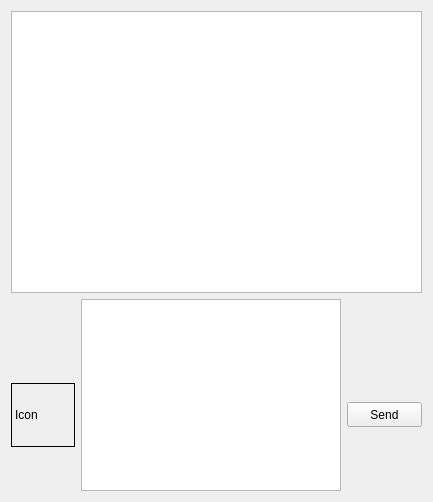
The window that ui/messenger.ui (GoCodingIcreated/VKMessenger) describes before a commit, drawn with Qt 5.
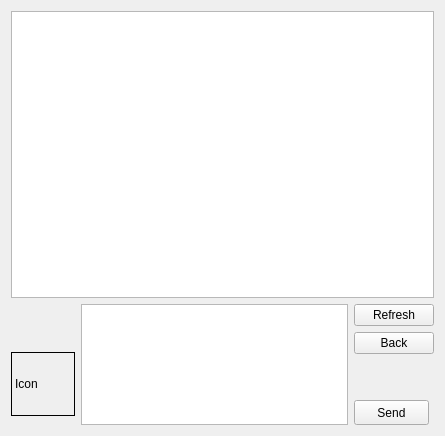
The same window after the commit.

Patch:
```diff
--- a/ui/messenger.ui
+++ b/ui/messenger.ui
@@ -6,26 +6,26 @@
    <rect>
     <x>0</x>
     <y>0</y>
-    <width>433</width>
-    <height>502</height>
+    <width>445</width>
+    <height>436</height>
    </rect>
   </property>
   <property name="sizePolicy">
-   <sizepolicy hsizetype="Fixed" vsizetype="Fixed">
+   <sizepolicy hsizetype="Minimum" vsizetype="Minimum">
     <horstretch>0</horstretch>
     <verstretch>0</verstretch>
    </sizepolicy>
   </property>
   <property name="minimumSize">
    <size>
-    <width>433</width>
-    <height>502</height>
+    <width>445</width>
+    <height>430</height>
    </size>
   </property>
   <property name="maximumSize">
    <size>
-    <width>433</width>
-    <height>502</height>
+    <width>445</width>
+    <height>440</height>
    </size>
   </property>
   <property name="windowTitle">
@@ -37,7 +37,7 @@
      <item>
       <widget class="QListWidget" name="listWidget">
        <property name="sizePolicy">
-        <sizepolicy hsizetype="Expanding" vsizetype="Expanding">
+        <sizepolicy hsizetype="Expanding" vsizetype="MinimumExpanding">
          <horstretch>0</horstretch>
          <verstretch>0</verstretch>
         </sizepolicy>
@@ -54,7 +54,7 @@
             <enum>Qt::Vertical</enum>
            </property>
            <property name="sizeType">
-            <enum>QSizePolicy::Minimum</enum>
+            <enum>QSizePolicy::Maximum</enum>
            </property>
            <property name="sizeHint" stdset="0">
             <size>
@@ -121,20 +121,33 @@
           </size>
          </property>
          <property name="plainText">
-          <string>
-</string>
+          <string/>
          </property>
         </widget>
        </item>
        <item>
         <layout class="QVBoxLayout" name="verticalLayout_4">
+         <item>
+          <widget class="QPushButton" name="refreshButton">
+           <property name="text">
+            <string>Refresh</string>
+           </property>
+          </widget>
+         </item>
+         <item>
+          <widget class="QPushButton" name="backButton">
+           <property name="text">
+            <string>Back</string>
+           </property>
+          </widget>
+         </item>
          <item>
           <spacer name="verticalSpacer_2">
            <property name="orientation">
             <enum>Qt::Vertical</enum>
            </property>
            <property name="sizeType">
-            <enum>QSizePolicy::Minimum</enum>
+            <enum>QSizePolicy::Maximum</enum>
            </property>
            <property name="sizeHint" stdset="0">
             <size>
```
Left out of the diff: 2 changed lines with no effect on the pictures.
